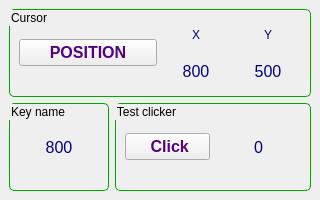
Sergey74ua/ChildrenTraining, file Python/pythonProject/Form.ui: the form before one commit.
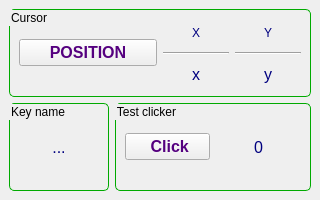
The form after the commit. Icons and pictures are not drawn.

What changed in the file:
```diff
--- a/Python/pythonProject/Form.ui
+++ b/Python/pythonProject/Form.ui
@@ -96,6 +96,13 @@
              </property>
             </widget>
            </item>
+           <item>
+            <widget class="Line" name="line_x">
+             <property name="orientation">
+              <enum>Qt::Horizontal</enum>
+             </property>
+            </widget>
+           </item>
            <item>
             <widget class="QLabel" name="pos_X">
              <property name="font">
@@ -108,7 +115,7 @@
               </font>
              </property>
              <property name="text">
-              <string>800</string>
+              <string>x</string>
              </property>
              <property name="alignment">
               <set>Qt::AlignCenter</set>
@@ -129,6 +136,13 @@
              </property>
             </widget>
            </item>
+           <item>
+            <widget class="Line" name="line_y">
+             <property name="orientation">
+              <enum>Qt::Horizontal</enum>
+             </property>
+            </widget>
+           </item>
            <item>
             <widget class="QLabel" name="pos_Y">
              <property name="font">
@@ -141,7 +155,7 @@
               </font>
              </property>
              <property name="text">
-              <string>500</string>
+              <string>y</string>
              </property>
              <property name="alignment">
               <set>Qt::AlignCenter</set>
@@ -211,7 +225,7 @@
             </font>
            </property>
            <property name="text">
-            <string>800</string>
+            <string>...</string>
            </property>
            <property name="alignment">
             <set>Qt::AlignCenter</set>
```
Left out of the diff: 6 changed lines with no effect on the pictures.
